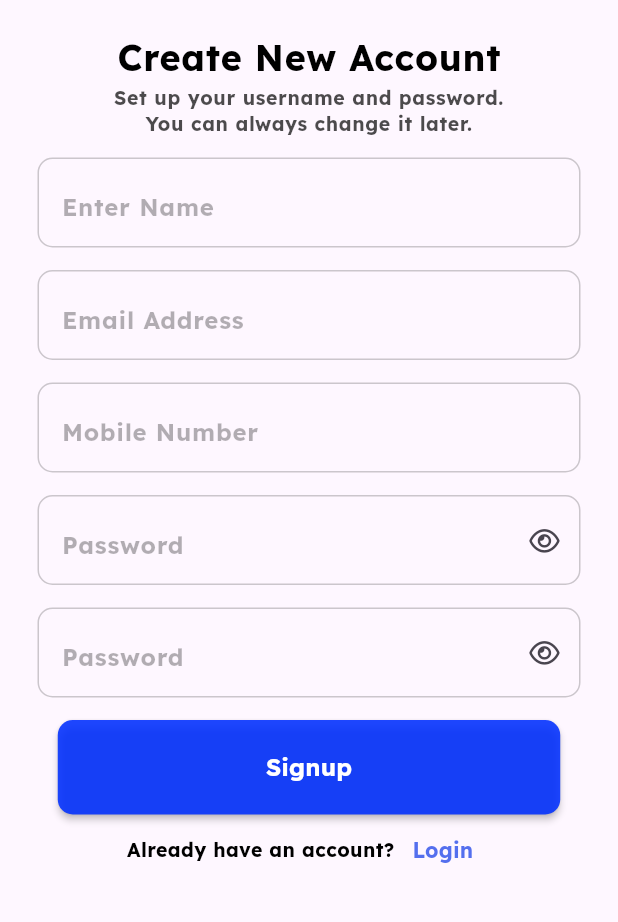
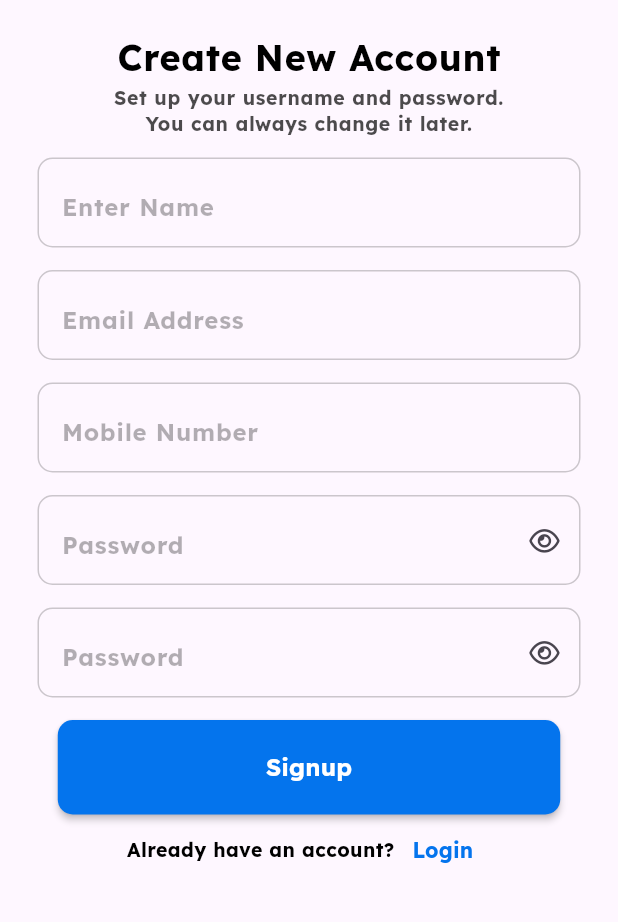
Before and after one commit to ghaith-churfi/Home-service-app, a Flutter app: the screen it shows after launch, after a tap on "Next", after a tap on "skip", after a tap on "Signup", on a phone screen of 412 x 824 dp, the part 150-1072 px from its top. Run offline on Flutter 3.47's test engine with Material 3 defaults, Android fonts, the phone set to English and light mode, and no system bars; our stand-ins replace another_flutter_splash_screen, dio, font_awesome_flutter, get, pin_code_fields.

Commit message:
Edite_primaryColor

```diff
--- a/lib/view/Widget/costum_Button.dart
+++ b/lib/view/Widget/costum_Button.dart
@@ -1,4 +1,5 @@
 import 'package:flutter/material.dart';
+import 'package:home_service/view/constant.dart';
 
 class CostumButton extends StatelessWidget {
   const CostumButton({super.key, required this.text, required this.onpressed});
@@ -16,6 +17,6 @@ class CostumButton extends StatelessWidget {
           text,
           style: const TextStyle(color: Colors.white, fontSize: 16),
         ),
-        color: const Color.fromARGB(224, 0, 47, 255));
+        color: Color(hexColor('#0474ED')));
   }
 }
--- a/lib/view/Widget/costum_on_boarding_bodypage.dart
+++ b/lib/view/Widget/costum_on_boarding_bodypage.dart
@@ -2,6 +2,7 @@ import 'package:flutter/material.dart';
 import 'package:get/get.dart';
 import 'package:get/get_core/src/get_main.dart';
 import 'package:home_service/view/Widget/costum_Button.dart';
+import 'package:home_service/view/constant.dart';
 import 'package:home_service/view/login_screen_view/login_screen_view.dart';
 
 class OnBoardingCotsumBodypage extends StatelessWidget {
@@ -51,7 +52,7 @@ class OnBoardingCotsumBodypage extends StatelessWidget {
                     },
                     child: Text(
                       skipButton!,
-                      style: TextStyle(color: Color.fromARGB(223, 60, 92, 235)),
+                      style: TextStyle(color: Color(hexColor('#0474ED'))),
                     )))
             : Text(""),
         Positioned(
--- a/lib/view/Widget/pincodetextfield.dart
+++ b/lib/view/Widget/pincodetextfield.dart
@@ -1,4 +1,5 @@
 import 'package:flutter/material.dart';
+import 'package:home_service/view/constant.dart';
 import 'package:pin_code_fields/pin_code_fields.dart';
 
 class PincodeTextField extends StatelessWidget {
@@ -16,7 +17,7 @@ class PincodeTextField extends StatelessWidget {
       autoFocus: true,
       autoDismissKeyboard: true,
       pinTheme: PinTheme(
-          selectedColor: const Color.fromARGB(224, 0, 47, 255),
+          selectedColor: Color(hexColor('#0474ED')),
           inactiveColor: Colors.black.withOpacity(.1),
           activeColor: Colors.black.withOpacity(.1),
           shape: PinCodeFieldShape.box,
--- a/lib/view/constant.dart
+++ b/lib/view/constant.dart
@@ -1 +1,7 @@
 class Constant {}
+
+int hexColor(String color) {
+  String newColor = "0xff" + color;
+  newColor = newColor.replaceAll('#', '');
+  return int.parse(newColor);
+}
--- a/lib/view/login_screen_view/login_screen_view.dart
+++ b/lib/view/login_screen_view/login_screen_view.dart
@@ -5,6 +5,7 @@ import 'package:home_service/view/Widget/costum_Button.dart';
 import 'package:home_service/view/Widget/costum_TextFieldnormal.dart';
 import 'package:home_service/view/Widget/costum_login_with.dart';
 import 'package:home_service/view/Widget/costum_textField_password.dart';
+import 'package:home_service/view/constant.dart';
 import 'package:home_service/view/signin_screen_view/signup_screen_view.dart';
 
 class LoginScreenView extends StatelessWidget {
@@ -78,9 +79,8 @@ class LoginScreenView extends StatelessWidget {
               width: width,
               child: TextButton(
                   onPressed: () {},
-                  child: const Text("Forget Password ?",
-                      style:
-                          TextStyle(color: Color.fromARGB(223, 60, 92, 235)))),
+                  child: Text("Forget Password ?",
+                      style: TextStyle(color: Color(hexColor('#0474ED'))))),
             ),
             const SizedBox(
               height: 10,
@@ -99,9 +99,8 @@ class LoginScreenView extends StatelessWidget {
                           transition: Transition.downToUp);
                       FocusScope.of(context).unfocus();
                     },
-                    child: const Text("Signup",
-                        style: TextStyle(
-                            color: Color.fromARGB(223, 60, 92, 235)))),
+                    child: Text("Signup",
+                        style: TextStyle(color: Color(hexColor('#0474ED'))))),
                 const SizedBox(
                   height: 10,
                 ),
--- a/lib/view/signin_screen_view/signup_screen_view.dart
+++ b/lib/view/signin_screen_view/signup_screen_view.dart
@@ -5,6 +5,7 @@ import 'package:home_service/view/Widget/costum_Button.dart';
 import 'package:home_service/view/Widget/costum_TextFieldnormal.dart';
 import 'package:home_service/view/Widget/costum_textField_password.dart';
 import 'package:home_service/view/Widget/dialog_verify.dart';
+import 'package:home_service/view/constant.dart';
 
 class SignupScreenView extends StatelessWidget {
   const SignupScreenView({super.key});
@@ -82,9 +83,8 @@ class SignupScreenView extends StatelessWidget {
                       Get.back();
                       FocusScope.of(context).unfocus();
                     },
-                    child: const Text("Login",
-                        style: TextStyle(
-                            color: Color.fromARGB(223, 60, 92, 235)))),
+                    child: Text("Login",
+                        style: TextStyle(color: Color(hexColor('#0474ED'))))),
                 const SizedBox(
                   height: 10,
                 ),
```
Also changed, not shown: lib/view/Widget/circle_successfully.dart (+7 -6 lines), lib/view/Widget/dialog_enterOpt.dart (+7 -2 lines), lib/view/Widget/dialog_verify.dart (+5 -5 lines).
